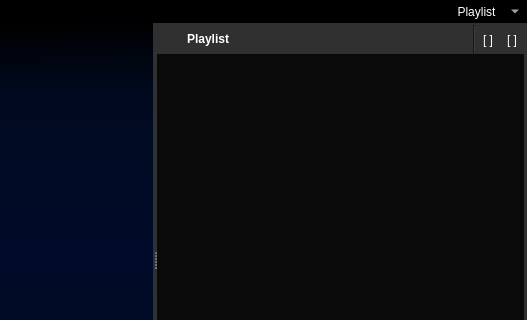
The window that src/mainwindow.ui (KDE/bangarang) describes before a commit, drawn with Qt 5; both pictures show x 213 to 740 and y 0 to 320 of the 740 by 520 pixel window.
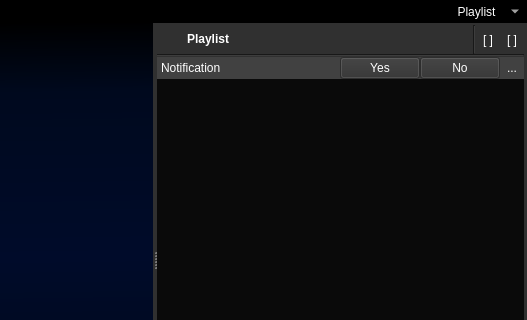
The same window after the commit. The open tabs and pages were chosen to show the change. Icons and pictures are not drawn. Custom widgets are drawn as their Qt base class.

Diff of the .ui file:
```diff
--- a/src/mainwindow.ui
+++ b/src/mainwindow.ui
@@ -5811,6 +5811,239 @@
                            </layout>
                           </widget>
                          </item>
+                         <item>
+                          <widget class="QFrame" name="playlistNotification">
+                           <property name="frameShape">
+                            <enum>QFrame::NoFrame</enum>
+                           </property>
+                           <property name="frameShadow">
+                            <enum>QFrame::Plain</enum>
+                           </property>
+                           <property name="lineWidth">
+                            <number>0</number>
+                           </property>
+                           <property name="midLineWidth">
+                            <number>0</number>
+                           </property>
+                           <layout class="QVBoxLayout" name="verticalLayout_56">
+                            <property name="spacing">
+                             <number>0</number>
+                            </property>
+                            <property name="margin">
+                             <number>0</number>
+                            </property>
+                            <item>
+                             <widget class="Line" name="line_8">
+                              <property name="palette">
+                               <palette>
+                                <active>
+                                 <colorrole role="Base">
+                                  <brush brushstyle="SolidPattern">
+                                   <color alpha="255">
+                                    <red>10</red>
+                                    <green>10</green>
+                                    <blue>10</blue>
+                                   </color>
+                                  </brush>
+                                 </colorrole>
+                                 <colorrole role="Window">
+                                  <brush brushstyle="SolidPattern">
+                                   <color alpha="255">
+                                    <red>51</red>
+                                    <green>51</green>
+                                    <blue>51</blue>
+                                   </color>
+                                  </brush>
+                                 </colorrole>
+                                </active>
+                                <inactive>
+                                 <colorrole role="Base">
+                                  <brush brushstyle="SolidPattern">
+                                   <color alpha="255">
+                                    <red>10</red>
+                                    <green>10</green>
+                                    <blue>10</blue>
+                                   </color>
+                                  </brush>
+                                 </colorrole>
+                                 <colorrole role="Window">
+                                  <brush brushstyle="SolidPattern">
+                                   <color alpha="255">
+                                    <red>51</red>
+                                    <green>51</green>
+                                    <blue>51</blue>
+                                   </color>
+                                  </brush>
+                                 </colorrole>
+                                </inactive>
+                                <disabled>
+                                 <colorrole role="Base">
+                                  <brush brushstyle="SolidPattern">
+                                   <color alpha="255">
+                                    <red>51</red>
+                                    <green>51</green>
+                                    <blue>51</blue>
+                                   </color>
+                                  </brush>
+                                 </colorrole>
+                                 <colorrole role="Window">
+                                  <brush brushstyle="SolidPattern">
+                                   <color alpha="255">
+                                    <red>51</red>
+                                    <green>51</green>
+                                    <blue>51</blue>
+                                   </color>
+                                  </brush>
+                                 </colorrole>
+                                </disabled>
+                               </palette>
+                              </property>
+                              <property name="frameShadow">
+                               <enum>QFrame::Sunken</enum>
+                              </property>
+                              <property name="orientation">
+                               <enum>Qt::Horizontal</enum>
+                              </property>
+                             </widget>
+                            </item>
+                            <item>
+                             <widget class="QFrame" name="horizontalFrame">
+                              <property name="palette">
+                               <palette>
+                                <active>
+                                 <colorrole role="Base">
+                                  <brush brushstyle="SolidPattern">
+                                   <color alpha="255">
+                                    <red>10</red>
+                                    <green>10</green>
+                                    <blue>10</blue>
+                                   </color>
+                                  </brush>
+                                 </colorrole>
+                                 <colorrole role="Window">
+                                  <brush brushstyle="SolidPattern">
+                                   <color alpha="255">
+                                    <red>65</red>
+                                    <green>65</green>
+                                    <blue>65</blue>
+                                   </color>
+                                  </brush>
+                                 </colorrole>
+                                </active>
+                                <inactive>
+                                 <colorrole role="Base">
+                                  <brush brushstyle="SolidPattern">
+                                   <color alpha="255">
+                                    <red>10</red>
+                                    <green>10</green>
+                                    <blue>10</blue>
+                                   </color>
+                                  </brush>
+                                 </colorrole>
+                                 <colorrole role="Window">
+                                  <brush brushstyle="SolidPattern">
+                                   <color alpha="255">
+                                    <red>65</red>
+                                    <green>65</green>
+                                    <blue>65</blue>
+                                   </color>
+                                  </brush>
+                                 </colorrole>
+                                </inactive>
+                                <disabled>
+                                 <colorrole role="Base">
+                                  <brush brushstyle="SolidPattern">
+                                   <color alpha="255">
+                                    <red>65</red>
+                                    <green>65</green>
+                                    <blue>65</blue>
+                                   </color>
+                                  </brush>
+                                 </colorrole>
+                                 <colorrole role="Window">
+                                  <brush brushstyle="SolidPattern">
+                                   <color alpha="255">
+                                    <red>65</red>
+                                    <green>65</green>
+                                    <blue>65</blue>
+                                   </color>
+                                  </brush>
+                                 </colorrole>
+                                </disabled>
+                               </palette>
+                              </property>
+                              <property name="autoFillBackground">
+                               <bool>true</bool>
+                              </property>
+                              <property name="frameShape">
+                               <enum>QFrame::NoFrame</enum>
+                              </property>
+                              <property name="lineWidth">
+                               <number>0</number>
+                              </property>
+                              <layout class="QHBoxLayout" name="horizontalLayout_27">
+                               <property name="spacing">
+                                <number>0</number>
+                               </property>
+                               <property name="margin">
+                                <number>0</number>
+                               </property>
+                               <item>
+                                <widget class="QLabel" name="playlistNotificationLabel">
+                                 <property name="sizePolicy">
+                                  <sizepolicy hsizetype="Expanding" vsizetype="Preferred">
+                                   <horstretch>0</horstretch>
+                                   <verstretch>0</verstretch>
+                                  </sizepolicy>
+                                 </property>
+                                 <property name="text">
+                                  <string>Notification</string>
+                                 </property>
+                                 <property name="margin">
+                                  <number>0</number>
+                                 </property>
+                                 <property name="indent">
+                                  <number>4</number>
+                                 </property>
+                                </widget>
+                               </item>
+                               <item>
+                                <widget class="QPushButton" name="playlistNotificationYes">
+                                 <property name="text">
+                                  <string>Yes</string>
+                                 </property>
+                                 <property name="flat">
+                                  <bool>false</bool>
+                                 </property>
+                                </widget>
+                               </item>
+                               <item>
+                                <widget class="QPushButton" name="playlistNotificationNo">
+                                 <property name="text">
+                                  <string>No</string>
+                                 </property>
+                                </widget>
+                               </item>
+                               <item>
+                                <widget class="QToolButton" name="closePlaylistNotification">
+                                 <property name="text">
+                                  <string>...</string>
+                                 </property>
+                                 <property name="icon">
+                                  <iconset>
+                                   <normaloff>../convenience/dialog-close.png</normaloff>../convenience/dialog-close.png</iconset>
+                                 </property>
+                                 <property name="autoRaise">
+                                  <bool>true</bool>
+                                 </property>
+                                </widget>
+                               </item>
+                              </layout>
+                             </widget>
+                            </item>
+                           </layout>
+                          </widget>
+                         </item>
                          <item>
                           <widget class="PlaylistView" name="playlistView">
                            <property name="minimumSize">
```
Left out of the diff: 14 changed lines with no effect on the pictures.
